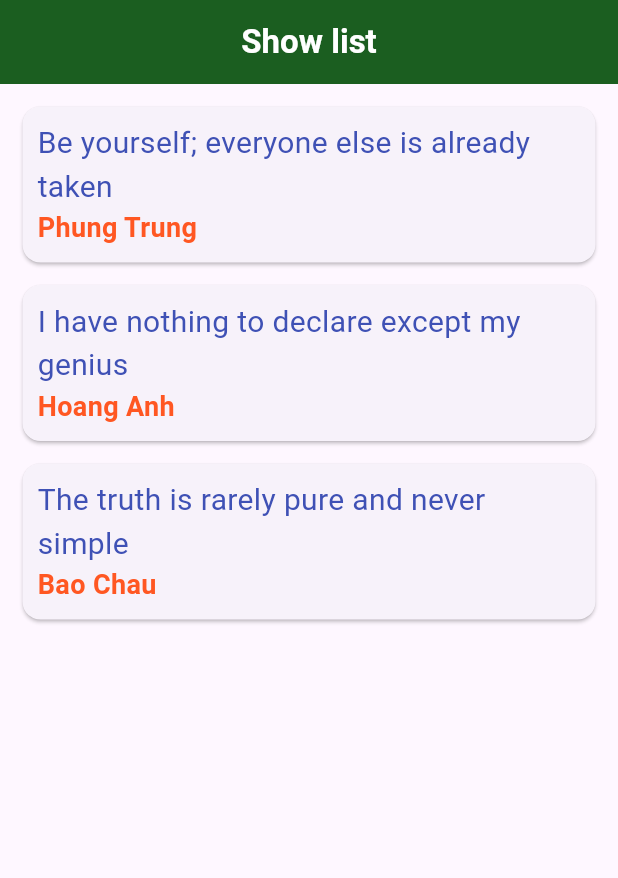
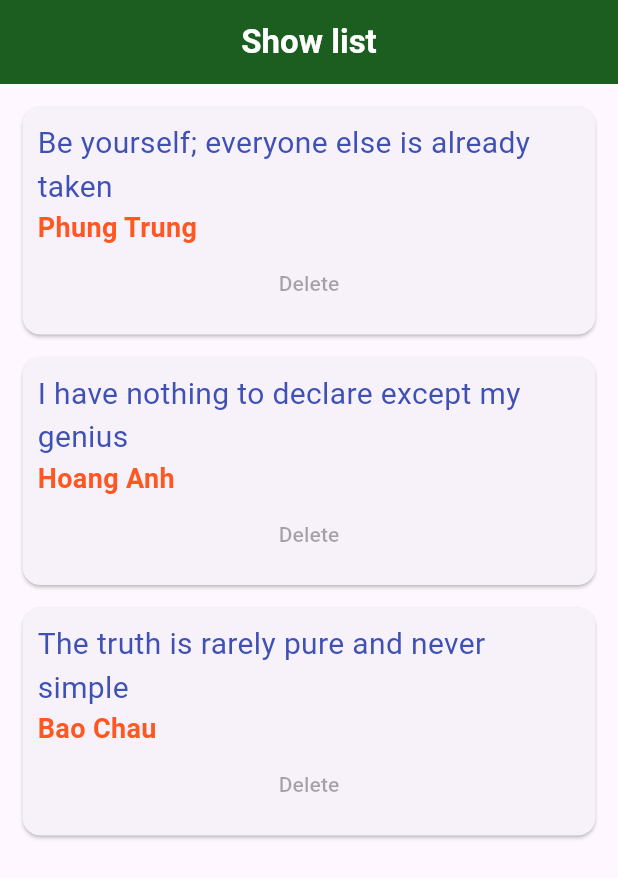
Before and after one commit to phungdinhtrung/flutter-tutorial, a Flutter app: the screen it shows after launch, on a phone screen of 412 x 824 dp. Shown: the top 878 px of the screen. Run offline on Flutter 3.47's test engine with Material 3 defaults, Android fonts, the phone set to English and light mode, and no system bars.

Commit message:
Finish basic

```diff
--- a/flutter_application/lib/components/body.dart
+++ b/flutter_application/lib/components/body.dart
@@ -11,15 +11,26 @@ class Body extends StatefulWidget {
 
 class _BodyState extends State<Body> {
   List<Quote> quotes = [
-    Quote(author: 'Phung Trung', text: 'Be yourself; everyone else is already taken'),
-    Quote(text: 'I have nothing to declare except my genius', author: 'Hoang Anh'),
-    Quote(text: 'The truth is rarely pure and never simple', author: 'Bao Chau')
+    Quote(
+        author: 'Phung Trung',
+        text: 'Be yourself; everyone else is already taken'),
+    Quote(
+        text: 'I have nothing to declare except my genius',
+        author: 'Hoang Anh'),
+    Quote(
+        text: 'The truth is rarely pure and never simple',
+        author: 'Bao Chau'),
   ];
 
   @override
   Widget build(BuildContext context) {
     return Column(
-      children: quotes.map((quote) => QuoteCard(quote: quote)).toList(),
+      children: quotes
+          .map((quote) => QuoteCard(
+                quote: quote,
+                fnDelete: () {},
+              ))
+          .toList(),
     );
   }
 }
--- a/flutter_application/lib/components/quote_card.dart
+++ b/flutter_application/lib/components/quote_card.dart
@@ -3,8 +3,9 @@ import 'quote.dart';
 
 class QuoteCard extends StatelessWidget {
   final Quote quote;
+  final Function fnDelete;
 
-  const QuoteCard({super.key, required this.quote});
+  const QuoteCard({super.key, required this.quote, required this.fnDelete});
 
   @override
   Widget build(BuildContext context) {
@@ -29,7 +30,8 @@ class QuoteCard extends StatelessWidget {
                   fontSize: 18,
                   fontWeight: FontWeight.bold
               ),
-            )
+            ),
+            TextButton.icon(onPressed: fnDelete(), label: const Text('Delete'))
           ],
         ),
       ),
```
